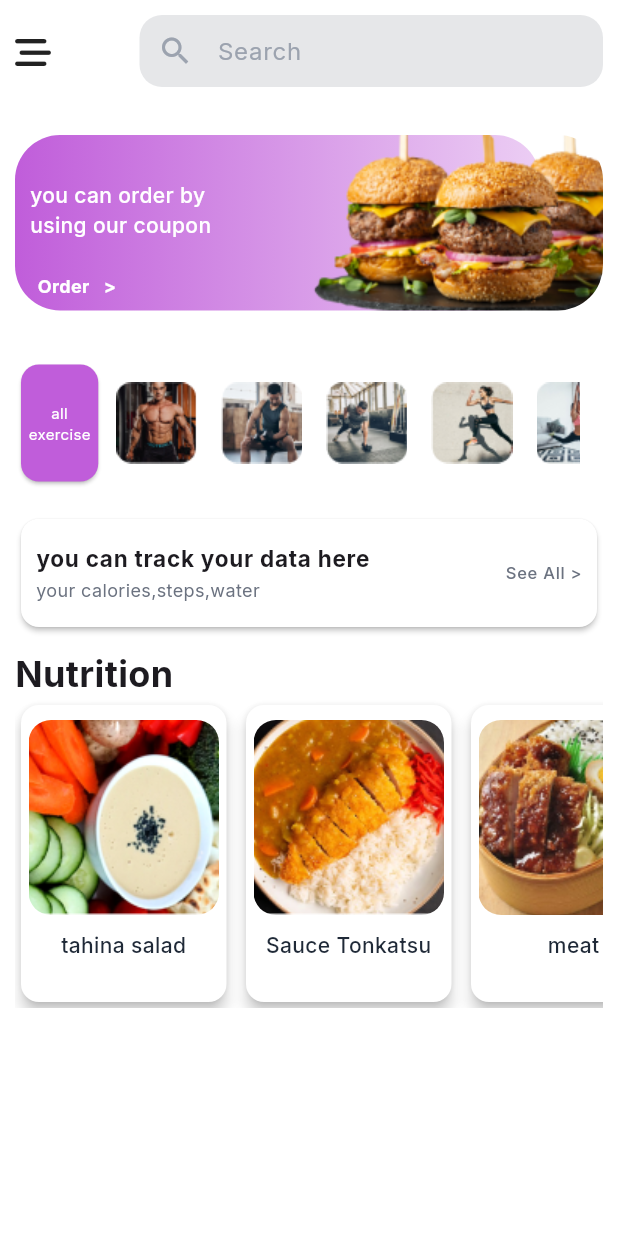
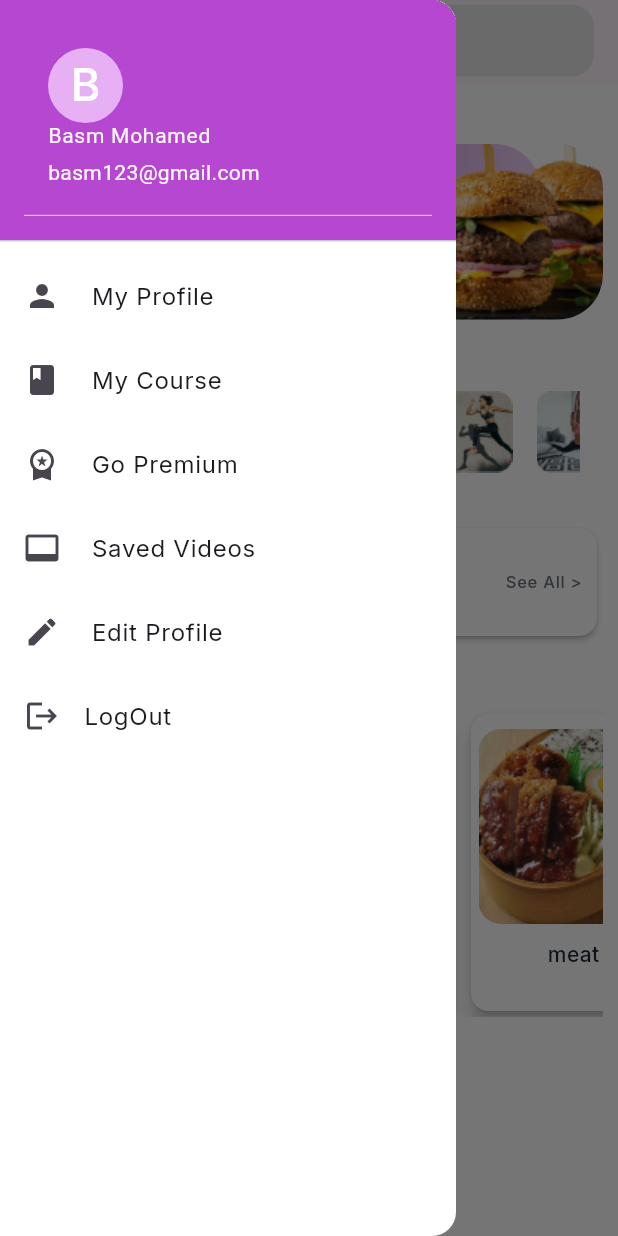
Before and after one commit to basm1610/be_healthy, a Flutter app: the HomeScreen screen opened directly, with the side drawer open (before the commit the screen has no drawer), on a phone screen of 412 x 824 dp. Run offline on Flutter 3.47's test engine with Material 3 defaults, Android fonts, the phone set to English and light mode, and no system bars; our stand-ins replace dropdown_button2, flutter_rating_bar, flutter_svg, font_awesome_flutter, get, google_fonts and 3 more; accounts and stored records are empty.

Commit message:
delete some packges not used in app

```diff
--- a/lib/main.dart
+++ b/lib/main.dart
@@ -1,23 +1,18 @@
 import 'package:be_healthy/binding.dart';
-import 'package:be_healthy/core/localization/change_lang.dart';
+import 'package:be_healthy/core/constant/color.dart';
 import 'package:be_healthy/core/localization/translation.dart';
 import 'package:be_healthy/core/services/myservices.dart';
-import 'package:be_healthy/view/auth/login_screen.dart';
-import 'package:be_healthy/view/calories._screen.dart';
-import 'package:be_healthy/view/home_screen.dart';
-import 'package:be_healthy/view/main_home.dart';
-import 'package:be_healthy/view/test/test.dart';
 import 'package:be_healthy/view/splash_screen.dart';
-import 'package:be_healthy/view/workout_screen.dart';
 import 'package:flutter/material.dart';
+import 'package:flutter/services.dart';
 import 'package:get/get.dart';
 import 'package:google_fonts/google_fonts.dart';
 
-import 'view/order/order_screen.dart';
 
 void main() async {
   WidgetsFlutterBinding.ensureInitialized();
   await initialServices();
+
   runApp(const MyApp());
 }
 
@@ -30,7 +25,7 @@ class MyApp extends StatelessWidget {
   // This widget is the root of your application.
   @override
   Widget build(BuildContext context) {
-    LocaleController controller = Get.put(LocaleController());
+    // LocaleController controller = Get.put(LocaleController());
 
     return GetMaterialApp(
       theme: ThemeData(
--- a/lib/view/home_screen.dart
+++ b/lib/view/home_screen.dart
@@ -1,7 +1,9 @@
 import 'package:be_healthy/controller/home_controller.dart';
+import 'package:be_healthy/core/constant/color.dart';
 import 'package:be_healthy/widget/home/appbar_widget.dart';
 import 'package:be_healthy/widget/home/banner_home.dart';
 import 'package:be_healthy/widget/home/card_calories.dart';
+import 'package:be_healthy/widget/home/custom_drawer.dart';
 import 'package:be_healthy/widget/home/exercise_section.dart';
 import 'package:be_healthy/widget/home/nutrition_section.dart';
 import 'package:flutter/material.dart';
@@ -15,12 +17,23 @@ class HomeScreen extends StatelessWidget {
     HomeController controller = Get.put(HomeController());
     return SafeArea(
       child: Scaffold(
+        appBar: AppBar(
+          // systemOverlayStyle: SystemUiOverlayStyle(statusBarColor: Colors.black),
+          automaticallyImplyLeading: false,
+          title: Builder(
+            builder: (context) => AppBarWidgetHome(
+                isHome: true,
+                onPressed: () {
+                  Scaffold.of(context).openDrawer();
+                }),
+          ),
+        ),
+        drawer: const CustomDrawer(), //Drawer,
         body: Padding(
           padding:
               const EdgeInsets.only(top: 10, left: 10, right: 10, bottom: 10),
           child: ListView(
             children: [
-             AppBarWidgetHome(isHome: true),
               const SizedBox(
                 height: 30,
               ),
@@ -28,11 +41,15 @@ class HomeScreen extends StatelessWidget {
               const SizedBox(
                 height: 20,
               ),
-             const ExerciseSection(),
+              const ExerciseSection(),
               const SizedBox(
                 height: 5,
               ),
-              CardCaloriesHome(onTap: (){ controller.goToCaliorsScreen();},),
+              CardCaloriesHome(
+                onTap: () {
+                  controller.goToCaliorsScreen();
+                },
+              ),
               const SizedBox(
                 height: 10,
               ),
@@ -43,7 +60,7 @@ class HomeScreen extends StatelessWidget {
                   fontWeight: FontWeight.bold,
                 ),
               ),
-             const NutritionSection(),
+              const NutritionSection(),
               const SizedBox(
                 height: 20,
               )
--- a/lib/widget/home/appbar_widget.dart
+++ b/lib/widget/home/appbar_widget.dart
@@ -4,14 +4,18 @@ import 'package:font_awesome_flutter/font_awesome_flutter.dart';
 
 class AppBarWidgetHome extends StatelessWidget {
   final bool isHome ;
-  const AppBarWidgetHome({super.key,this.isHome = true});
+  final void Function()? onPressed;
+  const AppBarWidgetHome({super.key,this.isHome = true, this.onPressed});
 
   @override
   Widget build(BuildContext context) {
     return Row(
       mainAxisAlignment: MainAxisAlignment.spaceBetween,
       children: [
-        isHome ? const FaIcon(FontAwesomeIcons.barsStaggered):Container(),
+        isHome ?  IconButton(
+          icon: const Icon(FontAwesomeIcons.barsStaggered),
+          onPressed: onPressed,
+          ):Container(),
         SizedBox(
             height: 50,
             width:isHome ? MediaQuery.of(context).size.width *  .75 :MediaQuery.of(context).size.width *   .92,
--- /dev/null
+++ b/lib/widget/home/custom_drawer.dart
@@ -0,0 +1,84 @@
+import 'package:be_healthy/core/constant/color.dart';
+import 'package:flutter/material.dart';
+
+class CustomDrawer extends StatelessWidget {
+  const CustomDrawer({
+    super.key,
+  });
+
+  @override
+  Widget build(BuildContext context) {
+    return Drawer(
+      backgroundColor: Colors.white,
+      surfaceTintColor: Colors.transparent,
+      child: ListView(
+        padding: const EdgeInsets.all(0),
+        children: [
+          const DrawerHeader(
+            decoration: BoxDecoration(
+              color: AppColor.primaryColor,
+            ), //BoxDecoration
+            child: UserAccountsDrawerHeader(
+              decoration: BoxDecoration(color: AppColor.primaryColor),
+              accountName: Text(
+                "Basm Mohamed",
+                style: TextStyle(fontSize: 14),
+              ),
+              accountEmail: Text("basm123@gmail.com"),
+              currentAccountPictureSize: Size.square(50),
+              currentAccountPicture: CircleAvatar(
+                backgroundColor: AppColor.fourthColor,
+                child: Text(
+                  "B",
+                  style: TextStyle(fontSize: 30.0, color: Colors.white),
+                ), //Text
+              ), //circleAvatar
+            ), //UserAccountDrawerHeader
+          ), //DrawerHeader
+          ListTile(
+            leading: const Icon(Icons.person),
+            title: const Text(' My Profile '),
+            onTap: () {
+              Navigator.pop(context);
+            },
+          ),
+          ListTile(
+            leading: const Icon(Icons.book),
+            title: const Text(' My Course '),
+            onTap: () {
+              Navigator.pop(context);
+            },
+          ),
+          ListTile(
+            leading: const Icon(Icons.workspace_premium),
+            title: const Text(' Go Premium '),
+            onTap: () {
+              Navigator.pop(context);
+            },
+          ),
+          ListTile(
+            leading: const Icon(Icons.video_label),
+            title: const Text(' Saved Videos '),
+            onTap: () {
+              Navigator.pop(context);
+            },
+          ),
+          ListTile(
+            leading: const Icon(Icons.edit),
+            title: const Text(' Edit Profile '),
+            onTap: () {
+              Navigator.pop(context);
+            },
+          ),
+          ListTile(
+            leading: const Icon(Icons.logout),
+            title: const Text('LogOut'),
+            onTap: () {
+              Navigator.pop(context);
+            },
+          ),
+        ],
+      ),
+    );
+  }
+}
--- a/pubspec.yaml
+++ b/pubspec.yaml
@@ -38,13 +38,8 @@ dependencies:
   flutter_svg: ^2.0.9
   google_fonts: ^6.1.0
   get: ^4.6.6
-  horizontal_picker: ^1.2.0
-  syncfusion_flutter_gauges: ^24.2.3
   wheel_chooser: ^1.1.2
-  rulers: ^1.0.7
-  flutter_ruler_picker: ^1.0.6
   http: ^1.2.0
-  ruler_scale_picker: ^0.1.0
   dropdown_button2: ^2.3.9
   font_awesome_flutter: ^10.7.0
   shared_preferences: ^2.2.2
```
Also changed, not shown: pubspec.lock.
